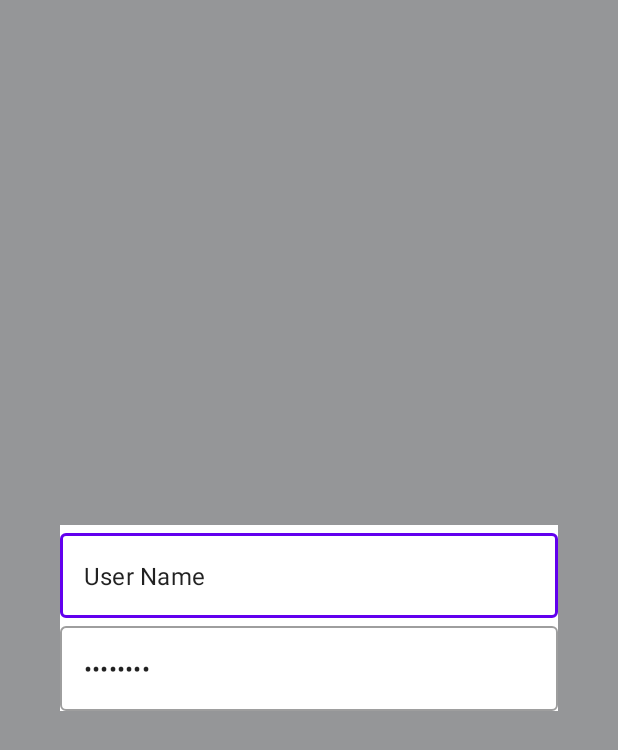
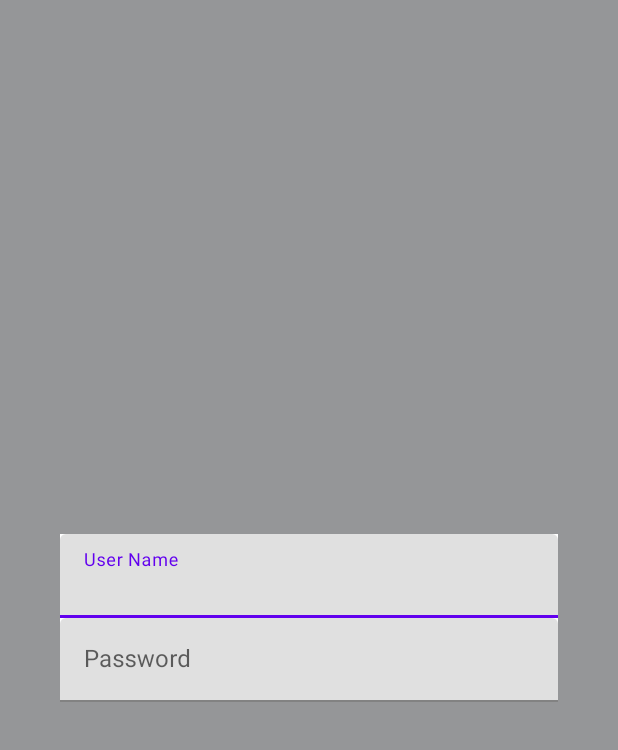
Before and after one commit to ColinBeuttler/DragonChronicles, an Android app: the layout log_in_fragment_layout.xml on its own in the app's theme, with its tools: preview values and no code run, on a phone screen of 412 x 824 dp. Shown: the top 750 px of the screen. Run offline under Robolectric (Android 15) with nearby library versions, the phone set to English and light mode, and no system bars.

Commit message:
fixed textFiled input style on login

```diff
--- a/app/src/main/res/layout/log_in_fragment_layout.xml
+++ b/app/src/main/res/layout/log_in_fragment_layout.xml
@@ -15,10 +15,11 @@
 
 
         <com.google.android.material.textfield.TextInputLayout
-            style="@style/Widget.MaterialComponents.TextInputLayout.OutlinedBox"
+            style="@style/ThemeOverlay.Material3.TextInputEditText.OutlinedBox"
             android:id="@+id/user_name_layout"
             android:layout_width="match_parent"
             android:layout_height="wrap_content"
+            android:hint="User Name"
             app:layout_constraintStart_toStartOf="parent"
             app:layout_constraintEnd_toEndOf="parent"
             app:layout_constraintTop_toTopOf="parent"
@@ -28,16 +29,16 @@
                 android:id="@+id/user_name_text_input"
                 android:layout_width="match_parent"
                 android:layout_height="wrap_content"
-                android:text="@string/user_name"
                 android:inputType="textPersonName"/>
 
         </com.google.android.material.textfield.TextInputLayout>
 
         <com.google.android.material.textfield.TextInputLayout
-            style="@style/Widget.MaterialComponents.TextInputLayout.OutlinedBox"
+            style="@style/ThemeOverlay.Material3.TextInputEditText.OutlinedBox"
             android:id="@+id/user_password_layout"
             android:layout_width="match_parent"
             android:layout_height="wrap_content"
+            android:hint="Password"
             app:layout_constraintStart_toStartOf="parent"
             app:layout_constraintEnd_toEndOf="parent"
             app:layout_constraintTop_toBottomOf="@id/user_name_layout"
@@ -47,7 +48,6 @@
                 android:id="@+id/user_password_text_input"
                 android:layout_width="match_parent"
                 android:layout_height="wrap_content"
-                android:text="@string/password"
                 android:inputType="textPassword"/>
 
         </com.google.android.material.textfield.TextInputLayout>
```
